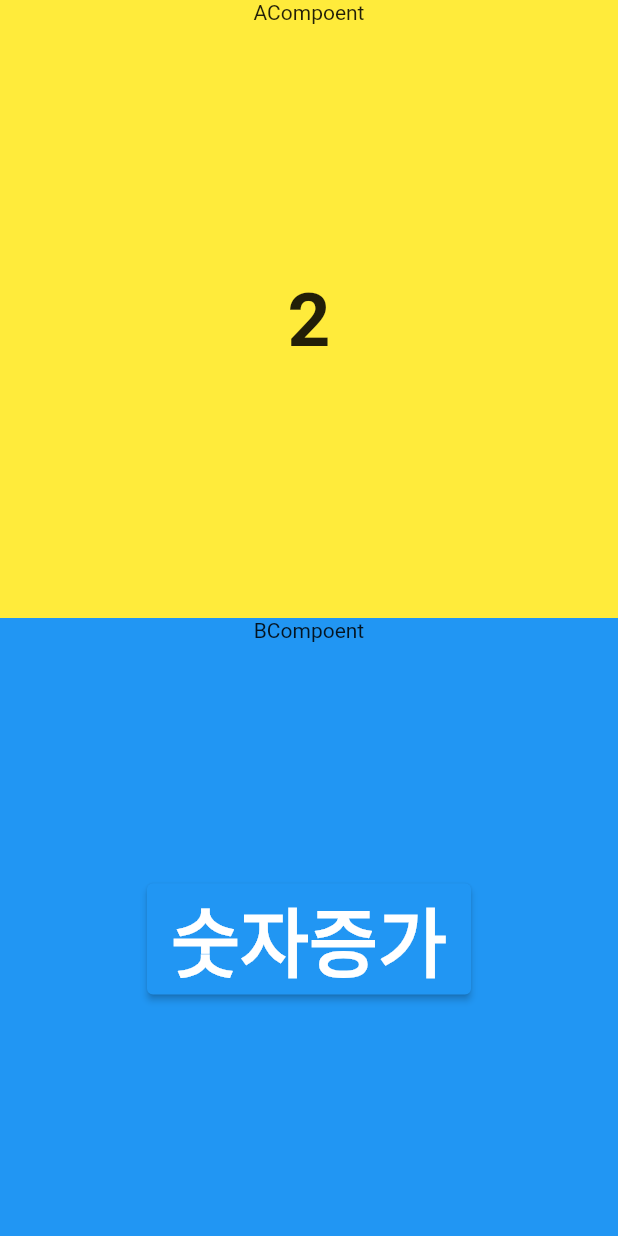
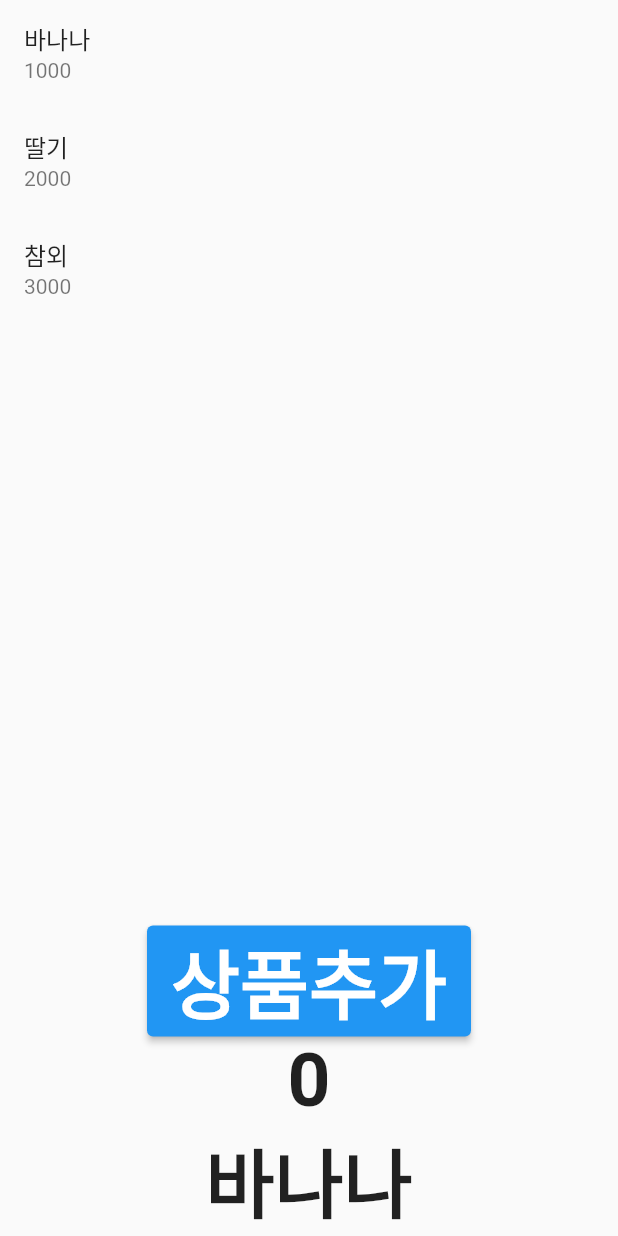
Before and after one commit to mb6282/flutter_state, a Flutter app: the screen it shows after launch, on a phone screen of 412 x 824 dp. Run offline on Flutter 3.47's test engine with Material 2 defaults, Android fonts, the phone set to English and light mode, and no system bars; our stand-ins replace flutter_riverpod.

Commit message:
providerr 이용 및 깊ì리스트 깊은 복사

```diff
--- a/lib/main.dart
+++ b/lib/main.dart
@@ -1,18 +1,9 @@
 import 'package:flutter/material.dart';
 import 'package:flutter_riverpod/flutter_riverpod.dart';
-
-//Provider -> 공급자
-//Provider는 창고(Repository)에 데이터를 공급
-//final numProvider = Provider((_) => 2);
-
-//numProvider는 주소를 들고 있는 것 그래서 주소가 바뀌지 않으므로 final
-final numProvider = StateProvider((_) => 2);
+import 'package:flutter_state/pages/home_page.dart';
 
 void main() {
   runApp(
-    // 위젯에서 프로바이더를 사용하고 읽기위해
-    // 앱 전체적으로 "ProviderScope" 위젯을 감싸줘야 합니다.
-    // 여기에 프로바이더의 상태가 저장됩니다.
     ProviderScope(
       child: MyApp(),
     ),
@@ -29,84 +20,3 @@ class MyApp extends StatelessWidget {
     );
   }
 }
-
-class HomePage extends StatelessWidget {
-  const HomePage({Key? key}) : super(key: key);
-
-  @override
-  Widget build(BuildContext context) {
-    return Scaffold(
-      body: Column(
-        crossAxisAlignment: CrossAxisAlignment.stretch,
-        children: [
-          Expanded(child: AComponent()),
-          Expanded(child: BComponent()),
-        ],
-      ),
-    );
-  }
-}
-
-// 소비자 : 소비자는 공급자(Provider)에게 데이터를 요청한다.
-// 공급자는 창고에서 데이터를 꺼내서 돌려준다.
-class AComponent extends ConsumerWidget {
-  const AComponent({Key? key}) : super(key: key);
-
-  @override
-  Widget build(BuildContext context, WidgetRef ref) {
-    //ref로 provider에게 접근할 수 있음 <- 데이터에 바로 접근하는 것 아님
-    //데이터 소비를 한번만 할때 read를 사용
-    //watch는 numProvider의 값이 변경될 때 마다 rebuild
-    //int num = ref.read(numProvider);
-    int num = ref.watch(numProvider);
-
-    return Container(
-      color: Colors.yellow,
-      child: Column(
-        children: [
-          Text("ACompoent"),
-          Expanded(
-            child: Align(
-              child: Text(
-                "${num}",
-                style: TextStyle(fontSize: 50, fontWeight: FontWeight.bold),
-              ),
-            ),
-          )
-        ],
-      ),
-    );
-  }
-}
-
-// 서플라이어 공급자
-class BComponent extends ConsumerWidget {
-  const BComponent({Key? key}) : super(key: key);
-
-  @override
-  Widget build(BuildContext context, WidgetRef ref) {
-    return Container(
-      color: Colors.blue,
-      child: Column(
-        children: [
-          Text("BCompoent"),
-          Expanded(
-            child: Align(
-              child: ElevatedButton(
-                onPressed: () {
-                  //stateProvider일 때만 notifier 사용 가능
-                  final result = ref.read(numProvider.notifier);
-                  result.state = result.state + 5;
-                },
-                child: Text(
-                  "숫자증가",
-                  style: TextStyle(fontSize: 50, fontWeight: FontWeight.bold),
-                ),
-              ),
-            ),
-          ),
-        ],
-      ),
-    );
-  }
-}
--- /dev/null
+++ b/lib/pages/counter_provider.dart
@@ -0,0 +1,7 @@
+// int<뒷자리 결과값
+import 'package:flutter_riverpod/flutter_riverpod.dart';
+import 'package:flutter_state/pages/counter_repository.dart';
+
+final counterProvider = StateNotifierProvider<CounterRepository, int>((ref) {
+  return CounterRepository();
+});
--- /dev/null
+++ b/lib/pages/counter_repository.dart
@@ -0,0 +1,8 @@
+import 'package:flutter_riverpod/flutter_riverpod.dart';
+
+class CounterRepository extends StateNotifier<int> {
+  CounterRepository() : super(0);
+  void increment() {
+    state = state + 1;
+  }
+}
--- /dev/null
+++ b/lib/pages/home_page.dart
@@ -0,0 +1,54 @@
+import 'package:flutter/material.dart';
+import 'package:flutter_riverpod/flutter_riverpod.dart';
+import 'package:flutter_state/pages/counter_provider.dart';
+import 'package:flutter_state/pages/product.dart';
+import 'package:flutter_state/pages/product_list_repository.dart';
+import 'package:flutter_state/pages/product_repository.dart';
+
+class HomePage extends ConsumerWidget {
+  const HomePage({Key? key}) : super(key: key);
+
+  @override
+  Widget build(BuildContext context, WidgetRef ref) {
+    final count = ref.watch(counterProvider);
+    final product = ref.watch(productProvider);
+    final productList = ref.watch(productListProvider);
+
+    return Scaffold(
+      body: Column(
+        children: [
+          Expanded(
+            child: ListView.builder(
+              itemCount: productList.length,
+              itemBuilder: (context, index) {
+                return ListTile(
+                  title: Text("${productList[index].name}"),
+                  subtitle: Text("${productList[index].price}"),
+                );
+              },
+            ),
+          ),
+          ElevatedButton(
+            onPressed: () {
+              final p1 = ref.read(productListProvider.notifier);
+              //상태변경을 못하고 깊은복사 하는걸해야함
+              p1.state = [...p1.state, Product(4, "고구마", 5000)];
+            },
+            child: Text(
+              "상품추가",
+              style: TextStyle(fontSize: 50, fontWeight: FontWeight.w600),
+            ),
+          ),
+          Text(
+            "${count}",
+            style: TextStyle(fontSize: 50, fontWeight: FontWeight.w600),
+          ),
+          Text(
+            "${product.name}",
+            style: TextStyle(fontSize: 50, fontWeight: FontWeight.w600),
+          ),
+        ],
+      ),
+    );
+  }
+}
--- /dev/null
+++ b/lib/pages/product.dart
@@ -0,0 +1,7 @@
+class Product {
+  int id;
+  String name;
+  int price;
+
+  Product(this.id, this.name, this.price);
+}
--- /dev/null
+++ b/lib/pages/product_list_repository.dart
@@ -0,0 +1,16 @@
+import 'package:flutter_riverpod/flutter_riverpod.dart';
+import 'package:flutter_state/pages/product.dart';
+
+final productListProvider =
+    StateNotifierProvider<ProductListRepository, List<Product>>((ref) {
+  return ProductListRepository();
+});
+
+class ProductListRepository extends StateNotifier<List<Product>> {
+  ProductListRepository()
+      : super([
+          Product(1, "바나나", 1000),
+          Product(2, "딸기", 2000),
+          Product(3, "참외", 3000)
+        ]);
+}
--- /dev/null
+++ b/lib/pages/product_repository.dart
@@ -0,0 +1,13 @@
+import 'package:flutter_riverpod/flutter_riverpod.dart';
+import 'package:flutter_state/pages/product.dart';
+
+final productProvider =
+    StateNotifierProvider<ProductRepository, Product>((ref) {
+  return ProductRepository();
+});
+
+class ProductRepository extends StateNotifier<Product> {
+  //fetch가 안 되는 이유 : dart는 new되면 바로 super를 타고 올라감 = fetch가 아직 띄워지지 않음
+  //java는 스택을 다 실행한 뒤 객체가 만들어지나
+  ProductRepository() : super(Product(1, "바나나", 1000));
+}
```
